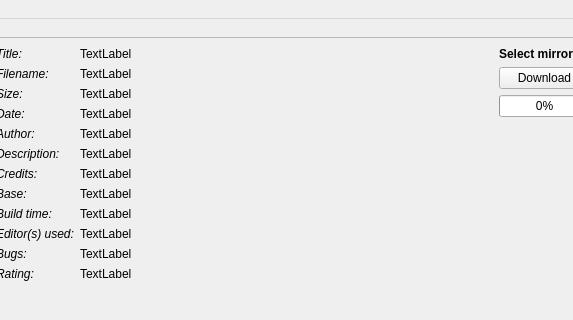
First picture: the form in src/main/resources/base/template/wadlauncher.ui, repository karlpet/WadLauncher, before the edit; both pictures show x 238 to 811 and y 0 to 320 of the 1062 by 768 pixel window.
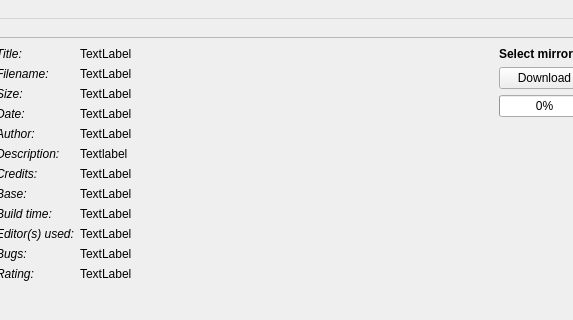
Second picture: the form after the edit. The open tabs and pages were chosen to show the change.

```diff
--- a/src/main/resources/base/template/wadlauncher.ui
+++ b/src/main/resources/base/template/wadlauncher.ui
@@ -435,7 +435,13 @@
                    </font>
                   </property>
                   <property name="text">
-                   <string>TextLabel</string>
+                   <string>Textlabel</string>
+                  </property>
+                  <property name="textFormat">
+                   <enum>Qt::RichText</enum>
+                  </property>
+                  <property name="wordWrap">
+                   <bool>true</bool>
                   </property>
                  </widget>
                 </item>
```
Left out of the diff: 38 changed lines with no effect on the pictures.
